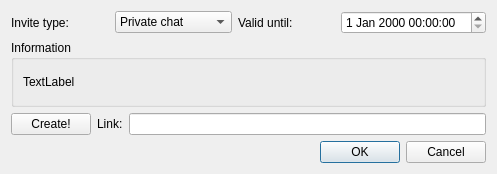
The window that retroshare-gui/src/gui/CreateMsgLinkDialog.ui (RetroShare/RetroShare) describes before a commit, drawn with Qt 5.
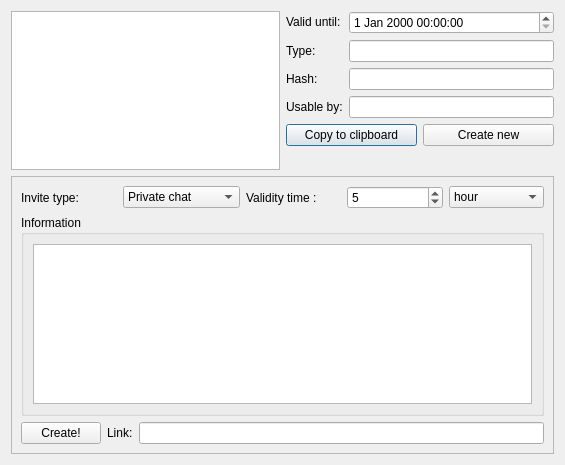
The same window after the commit.

Commit message: added code to create/paste/read private chat and msg links

```diff
--- a/retroshare-gui/src/gui/CreateMsgLinkDialog.ui
+++ b/retroshare-gui/src/gui/CreateMsgLinkDialog.ui
@@ -6,15 +6,121 @@
    <rect>
     <x>0</x>
     <y>0</y>
-    <width>497</width>
-    <height>174</height>
+    <width>565</width>
+    <height>465</height>
    </rect>
   </property>
   <property name="windowTitle">
    <string>Dialog</string>
   </property>
+  <layout class="QVBoxLayout" name="verticalLayout_6">
+   <item>
+    <layout class="QHBoxLayout" name="horizontalLayout_4">
+     <item>
+      <widget class="QListView" name="_existing_links_LV"/>
+     </item>
+     <item>
+      <layout class="QVBoxLayout" name="verticalLayout_4">
+       <item>
+        <layout class="QHBoxLayout" name="horizontalLayout_3">
+         <item>
+          <layout class="QVBoxLayout" name="verticalLayout_3">
+           <item>
+            <widget class="QLabel" name="label_3">
+             <property name="text">
+              <string>Valid until:</string>
+             </property>
+            </widget>
+           </item>
+           <item>
+            <widget class="QLabel" name="label_5">
+             <property name="text">
+              <string>Type:</string>
+             </property>
+            </widget>
+           </item>
+           <item>
+            <widget class="QLabel" name="label_6">
+             <property name="text">
+              <string>Hash:</string>
+             </property>
+            </widget>
+           </item>
+           <item>
+            <widget class="QLabel" name="label_7">
+             <property name="text">
+              <string>Usable by:</string>
+             </property>
+            </widget>
+           </item>
+          </layout>
+         </item>
+         <item>
   <layout class="QVBoxLayout" name="verticalLayout_2">
    <item>
+            <widget class="QDateTimeEdit" name="_current_link_date_DE"/>
+           </item>
+           <item>
+            <widget class="QLineEdit" name="_current_link_type_LE"/>
+           </item>
+           <item>
+            <widget class="QLineEdit" name="_current_link_hash_LE"/>
+           </item>
+           <item>
+            <widget class="QLineEdit" name="_current_link_dst_LE"/>
+           </item>
+          </layout>
+         </item>
+        </layout>
+       </item>
+       <item>
+        <layout class="QHBoxLayout" name="horizontalLayout_5">
+         <item>
+          <widget class="QPushButton" name="pushButton">
+           <property name="text">
+            <string>Copy to clipboard</string>
+           </property>
+          </widget>
+         </item>
+         <item>
+          <widget class="QPushButton" name="_create_new_PB">
+           <property name="text">
+            <string>Create new</string>
+           </property>
+           <property name="checkable">
+            <bool>true</bool>
+           </property>
+          </widget>
+         </item>
+        </layout>
+       </item>
+       <item>
+        <spacer name="verticalSpacer">
+         <property name="orientation">
+          <enum>Qt::Vertical</enum>
+         </property>
+         <property name="sizeHint" stdset="0">
+          <size>
+           <width>20</width>
+           <height>40</height>
+          </size>
+         </property>
+        </spacer>
+       </item>
+      </layout>
+     </item>
+    </layout>
+   </item>
+   <item>
+    <widget class="QFrame" name="_new_link_F">
+     <property name="frameShape">
+      <enum>QFrame::StyledPanel</enum>
+     </property>
+     <property name="frameShadow">
+      <enum>QFrame::Raised</enum>
+     </property>
+     <layout class="QVBoxLayout" name="verticalLayout_5">
+      <item>
     <layout class="QHBoxLayout" name="horizontalLayout">
      <item>
       <widget class="QLabel" name="label">
@@ -40,12 +146,51 @@
      <item>
       <widget class="QLabel" name="label_2">
        <property name="text">
-        <string>Valid until:</string>
+           <string>Validity time :</string>
        </property>
       </widget>
      </item>
      <item>
-      <widget class="QDateTimeEdit" name="dateTimeEdit"/>
+         <widget class="QSpinBox" name="_validity_time_SB">
+          <property name="minimum">
+           <number>1</number>
+          </property>
+          <property name="maximum">
+           <number>30</number>
+          </property>
+          <property name="value">
+           <number>5</number>
+          </property>
+         </widget>
+        </item>
+        <item>
+         <widget class="QComboBox" name="_validity_time_CB">
+          <item>
+           <property name="text">
+            <string>hour</string>
+           </property>
+          </item>
+          <item>
+           <property name="text">
+            <string>day</string>
+           </property>
+          </item>
+          <item>
+           <property name="text">
+            <string>week</string>
+           </property>
+          </item>
+          <item>
+           <property name="text">
+            <string>month</string>
+           </property>
+          </item>
+          <item>
+           <property name="text">
+            <string>year</string>
+           </property>
+          </item>
+         </widget>
      </item>
     </layout>
    </item>
@@ -56,11 +201,7 @@
      </property>
      <layout class="QVBoxLayout" name="verticalLayout">
       <item>
-       <widget class="QLabel" name="_info_LB">
-        <property name="text">
-         <string>TextLabel</string>
-        </property>
-       </widget>
+          <widget class="QTextBrowser" name="_info_TB"/>
       </item>
      </layout>
     </widget>
@@ -86,14 +227,7 @@
      </item>
     </layout>
    </item>
-   <item>
-    <widget class="QDialogButtonBox" name="buttonBox">
-     <property name="orientation">
-      <enum>Qt::Horizontal</enum>
-     </property>
-     <property name="standardButtons">
-      <set>QDialogButtonBox::Cancel|QDialogButtonBox::Ok</set>
-     </property>
+     </layout>
     </widget>
    </item>
   </layout>
```
Left out of the diff: 56 changed lines with no effect on the pictures. Lines whose indentation alone changed are shown as unchanged. The commit also changes 6 other files.
